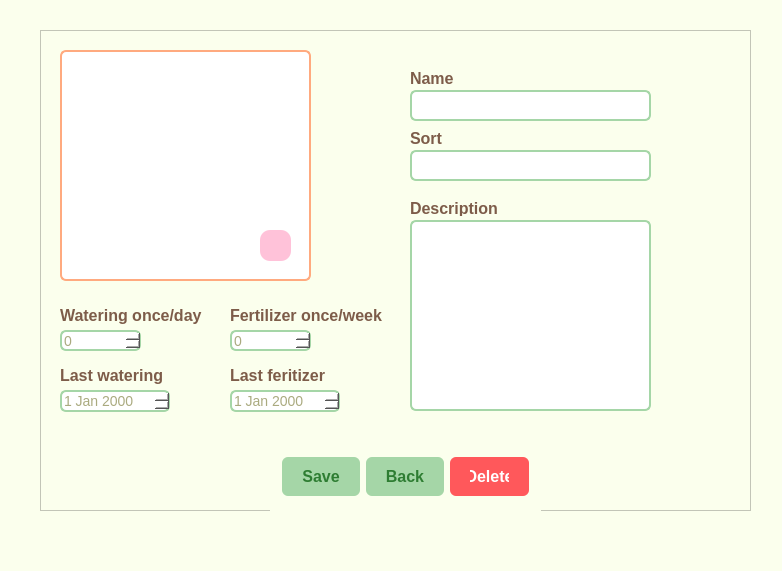
This is ui/item_full.ui in olhaLK/herbarium_app as Qt 5 draws it before an edit. The edited form follows.
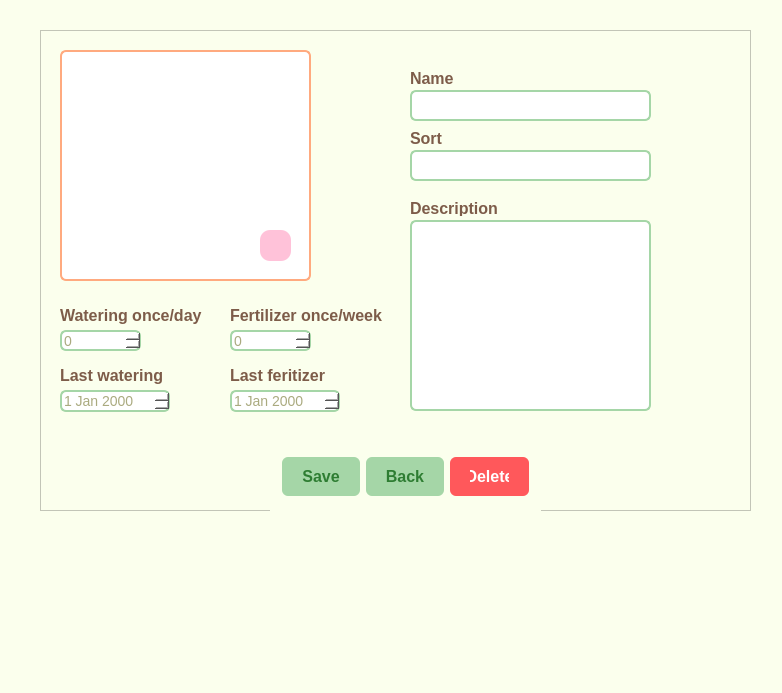
This is the edited form. Icons and pictures are not drawn.

```diff
--- a/ui/item_full.ui
+++ b/ui/item_full.ui
@@ -7,7 +7,7 @@
     <x>0</x>
     <y>0</y>
     <width>782</width>
-    <height>571</height>
+    <height>693</height>
    </rect>
   </property>
   <property name="windowTitle">
```
Left out of the diff: 9 changed lines with no effect on the pictures.
